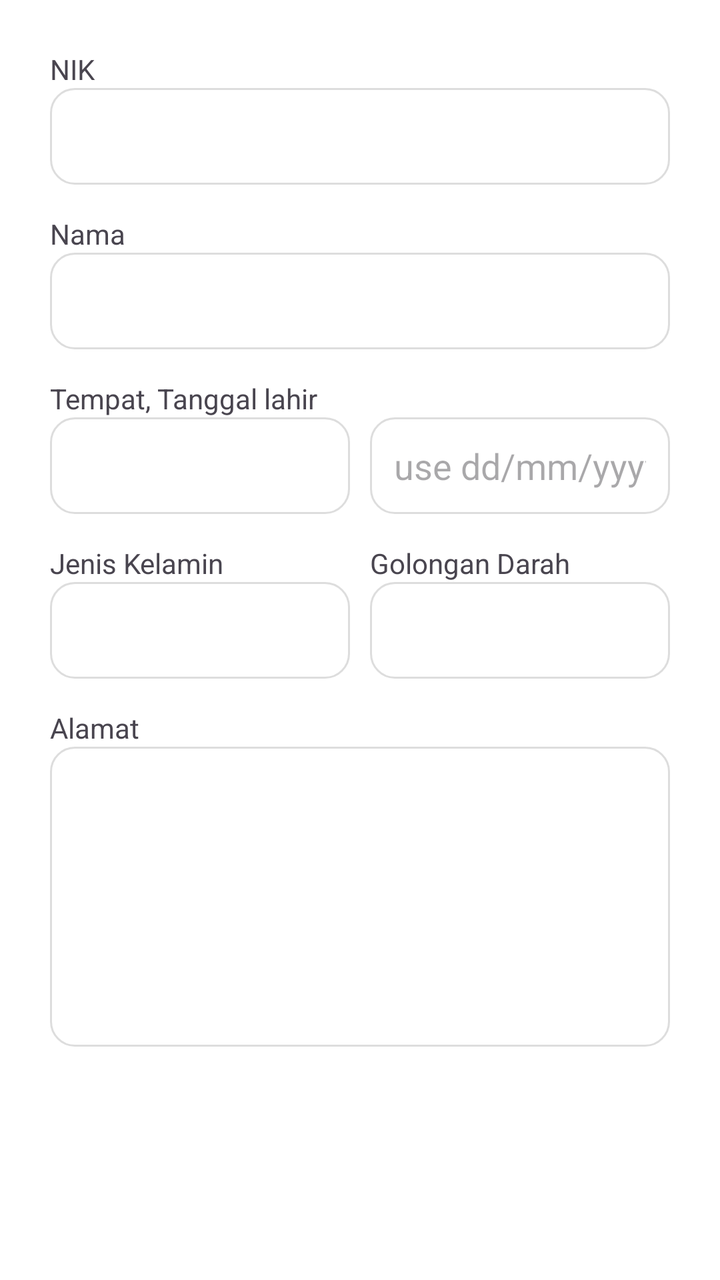
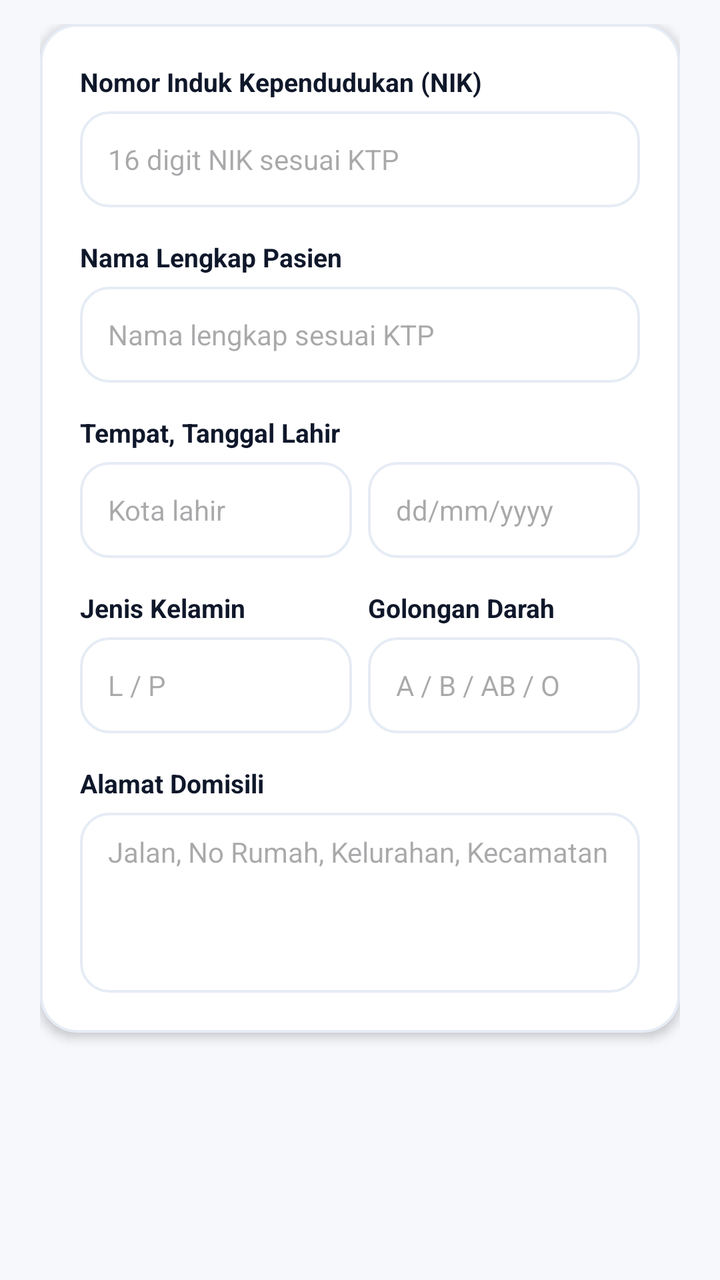

Screens rendered from an Android XML layout before and after an edit, with the pre-edit source and the edit as a unified diff.
<!-- AndroidManifest.xml: application theme Theme.PatientMobileApp -->
<!-- res/layout/fragment_regis1.xml -->
<?xml version="1.0" encoding="utf-8"?>
<androidx.constraintlayout.widget.ConstraintLayout xmlns:android="http://schemas.android.com/apk/res/android"
xmlns:app="http://schemas.android.com/apk/res-auto"
xmlns:tools="http://schemas.android.com/tools"
android:id="@+id/main"
android:layout_width="match_parent"
android:layout_height="match_parent"
android:background="@color/white"
android:padding="25dp"
tools:context=".RegisFragment1">



<LinearLayout
    android:layout_width="match_parent"
    android:layout_height="wrap_content"
    android:orientation="vertical"
    app:layout_constraintEnd_toEndOf="parent"
    app:layout_constraintStart_toStartOf="parent"
    app:layout_constraintTop_toTopOf="parent">

    <TextView
        android:id="@+id/txtnik"
        android:layout_width="match_parent"
        android:layout_height="wrap_content"
        android:text="NIK" />

    <EditText
        android:id="@+id/inputNIK"
        android:layout_width="match_parent"
        android:layout_height="wrap_content"
        android:background="@drawable/form_shape"
        android:ems="10"
        android:layout_marginBottom="15dp"
        android:inputType="text" />

    <TextView
        android:id="@+id/txtnama"
        android:layout_width="match_parent"
        android:layout_height="wrap_content"
        android:text="Nama" />

    <EditText
        android:id="@+id/inputnama"
        android:layout_width="match_parent"
        android:layout_height="wrap_content"
        android:background="@drawable/form_shape"
        android:ems="10"
        android:layout_marginBottom="15dp"
        android:inputType="text" />
    <TextView
        android:id="@+id/txtlahir"
        android:layout_width="match_parent"
        android:layout_height="wrap_content"
        android:text="Tempat, Tanggal lahir" />
    <LinearLayout
        android:orientation="horizontal"
        android:layout_width="wrap_content"
        android:layout_height="wrap_content">
        <EditText
            android:id="@+id/inputtempat"
            android:layout_width="match_parent"
            android:layout_height="wrap_content"
            android:background="@drawable/form_shape"
            android:ems="10"
            android:layout_weight="1"
            android:layout_marginRight="10dp"
            android:layout_marginBottom="15dp"
            android:inputType="textEmailAddress" />

        <EditText
            android:id="@+id/inputtanggal"
            android:layout_width="match_parent"
            android:layout_height="wrap_content"
            android:layout_marginBottom="15dp"
            android:layout_weight="1"
            android:background="@drawable/form_shape"
            android:ems="10"
            android:hint="use dd/mm/yyyy"
            android:inputType="date" />

    </LinearLayout>
    <LinearLayout
        android:layout_marginBottom="15dp"
        android:orientation="horizontal"
        android:layout_width="wrap_content"
        android:layout_height="wrap_content">
        <LinearLayout
            android:layout_marginRight="10dp"
            android:layout_weight="1"
            android:orientation="vertical"
            android:layout_width="wrap_content"
            android:layout_height="wrap_content">
            <TextView
                android:id="@+id/txtkelamin"
                android:layout_width="match_parent"
                android:layout_height="wrap_content"
                android:text="Jenis Kelamin" />
            <EditText
                android:id="@+id/inputkelamin"
                android:layout_width="match_parent"
                android:layout_height="wrap_content"
                android:background="@drawable/form_shape"
                android:ems="10"
                android:inputType="text" />
        </LinearLayout>

        <LinearLayout
            android:layout_weight="1"
            android:orientation="vertical"
            android:layout_width="wrap_content"
            android:layout_height="wrap_content">
            <TextView
                android:id="@+id/txtdarah"
                android:layout_width="match_parent"
                android:layout_height="wrap_content"
                android:text="Golongan Darah" />
            <EditText
                android:id="@+id/inputdarah"
                android:layout_width="match_parent"
                android:layout_height="wrap_content"
                android:background="@drawable/form_shape"
                android:ems="10"
                android:inputType="text" />
        </LinearLayout>

    </LinearLayout>

    <TextView
        android:id="@+id/txtalamat"
        android:layout_width="match_parent"
        android:layout_height="wrap_content"
        android:text="Alamat" />

    <EditText
        android:id="@+id/inputalamat"
        android:layout_width="match_parent"
        android:layout_height="150dp"
        android:background="@drawable/form_shape"
        android:ems="10"
        android:layout_marginBottom="15dp"
        android:inputType="text" />

</LinearLayout>




</androidx.constraintlayout.widget.ConstraintLayout>
<!-- resources referenced by this layout -->
<resources>
  <color name="white">#FFFFFFFF</color>
  <!-- drawable form_shape (drawable) -->
  <?xml version="1.0" encoding="utf-8"?>
  <shape xmlns:android="http://schemas.android.com/apk/res/android"
      android:shape="rectangle">
  
      
      <solid android:color="@android:color/white" />
  
      
      <stroke
          android:width="1dp"
          android:color="#DDDDDD" />
  
      
      <corners android:radius="12dp" />
  
      
      <padding
          android:left="12dp"
          android:top="12dp"
          android:right="12dp"
          android:bottom="12dp" />
  </shape>
  <style name="Theme.PatientMobileApp" parent="Base.Theme.PatientMobileApp" />
  <style name="Base.Theme.PatientMobileApp" parent="Theme.Material3.DayNight.NoActionBar">
          
          <item name="colorPrimary">@color/biruTua</item>
          <item name="actionBarTheme">@style/ThemeOverlay.Material3.ActionBar</item>
          <item name="android:windowBackground">@color/abu</item>
          <item name="android:forceDarkAllowed" tools:targetApi="q">false</item>
      </style>
  <color name="biruTua">#252F4A</color>
  <color name="abu">#F0F4F8</color>
</resources>

<!-- the commit's change to res/layout/fragment_regis1.xml (unified diff, before → after) -->
@@ -1,149 +1,216 @@
 <?xml version="1.0" encoding="utf-8"?>
 <androidx.constraintlayout.widget.ConstraintLayout xmlns:android="http://schemas.android.com/apk/res/android"
-xmlns:app="http://schemas.android.com/apk/res-auto"
-xmlns:tools="http://schemas.android.com/tools"
-android:id="@+id/main"
-android:layout_width="match_parent"
-android:layout_height="match_parent"
-android:background="@color/white"
-android:padding="25dp"
-tools:context=".RegisFragment1">
-
-
-
-<LinearLayout
+    xmlns:app="http://schemas.android.com/apk/res-auto"
+    xmlns:tools="http://schemas.android.com/tools"
+    android:id="@+id/main"
     android:layout_width="match_parent"
-    android:layout_height="wrap_content"
-    android:orientation="vertical"
-    app:layout_constraintEnd_toEndOf="parent"
-    app:layout_constraintStart_toStartOf="parent"
-    app:layout_constraintTop_toTopOf="parent">
-
-    <TextView
-        android:id="@+id/txtnik"
+    android:layout_height="match_parent"
+    android:background="@color/bg_main"
+    tools:context=".RegisFragment1">
+
+    <ScrollView
         android:layout_width="match_parent"
-        android:layout_height="wrap_content"
-        android:text="NIK" />
-
-    <EditText
-        android:id="@+id/inputNIK"
-        android:layout_width="match_parent"
-        android:layout_height="wrap_content"
-        android:background="@drawable/form_shape"
-        android:ems="10"
-        android:layout_marginBottom="15dp"
-        android:inputType="text" />
-
-    <TextView
-        android:id="@+id/txtnama"
-        android:layout_width="match_parent"
-        android:layout_height="wrap_content"
-        android:text="Nama" />
-
-    <EditText
-        android:id="@+id/inputnama"
-        android:layout_width="match_parent"
-        android:layout_height="wrap_content"
-        android:background="@drawable/form_shape"
-        android:ems="10"
-        android:layout_marginBottom="15dp"
-        android:inputType="text" />
-    <TextView
-        android:id="@+id/txtlahir"
-        android:layout_width="match_parent"
-        android:layout_height="wrap_content"
-        android:text="Tempat, Tanggal lahir" />
-    <LinearLayout
-        android:orientation="horizontal"
-        android:layout_width="wrap_content"
-        android:layout_height="wrap_content">
-        <EditText
-            android:id="@+id/inputtempat"
+        android:layout_height="match_parent"
+        android:fillViewport="true"
+        android:overScrollMode="ifContentScrolls"
+        android:scrollbars="none"
+        app:layout_constraintBottom_toBottomOf="parent"
+        app:layout_constraintEnd_toEndOf="parent"
+        app:layout_constraintStart_toStartOf="parent"
+        app:layout_constraintTop_toTopOf="parent">
+
+        <LinearLayout
             android:layout_width="match_parent"
             android:layout_height="wrap_content"
-            android:background="@drawable/form_shape"
-            android:ems="10"
-            android:layout_weight="1"
-            android:layout_marginRight="10dp"
-            android:layout_marginBottom="15dp"
-            android:inputType="textEmailAddress" />
-
-        <EditText
-            android:id="@+id/inputtanggal"
-            android:layout_width="match_parent"
-            android:layout_height="wrap_content"
-            android:layout_marginBottom="15dp"
-            android:layout_weight="1"
-            android:background="@drawable/form_shape"
-            android:ems="10"
-            android:hint="use dd/mm/yyyy"
-            android:inputType="date" />
-
-    </LinearLayout>
-    <LinearLayout
-        android:layout_marginBottom="15dp"
-        android:orientation="horizontal"
-        android:layout_width="wrap_content"
-        android:layout_height="wrap_content">
-        <LinearLayout
-            android:layout_marginRight="10dp"
-            android:layout_weight="1"
             android:orientation="vertical"
-            android:layout_width="wrap_content"
-            android:layout_height="wrap_content">
-            <TextView
-                android:id="@+id/txtkelamin"
+            android:paddingHorizontal="20dp"
+            android:paddingTop="12dp"
+            android:paddingBottom="24dp">
+
+            <LinearLayout
                 android:layout_width="match_parent"
                 android:layout_height="wrap_content"
-                android:text="Jenis Kelamin" />
-            <EditText
-                android:id="@+id/inputkelamin"
-                android:layout_width="match_parent"
-                android:layout_height="wrap_content"
-                android:background="@drawable/form_shape"
-                android:ems="10"
-                android:inputType="text" />
+                android:background="@drawable/shape_bulletin_card"
+                android:elevation="3dp"
+                android:orientation="vertical"
+                android:padding="20dp">
+
+                <TextView
+                    android:id="@+id/txtnik"
+                    android:layout_width="match_parent"
+                    android:layout_height="wrap_content"
+                    android:layout_marginBottom="6dp"
+                    android:text="Nomor Induk Kependudukan (NIK)"
+                    android:textColor="@color/textPrimary"
+                    android:textSize="13sp"
+                    android:textStyle="bold" />
+
+                <EditText
+                    android:id="@+id/inputNIK"
+                    android:layout_width="match_parent"
+                    android:layout_height="48dp"
+                    android:layout_marginBottom="16dp"
+                    android:background="@drawable/shape_header_action_btn"
+                    android:hint="16 digit NIK sesuai KTP"
+                    android:inputType="number"
+                    android:paddingHorizontal="14dp"
+                    android:textColor="@color/textPrimary"
+                    android:textSize="14sp" />
+
+                <TextView
+                    android:id="@+id/txtnama"
+                    android:layout_width="match_parent"
+                    android:layout_height="wrap_content"
+                    android:layout_marginBottom="6dp"
+                    android:text="Nama Lengkap Pasien"
+                    android:textColor="@color/textPrimary"
+                    android:textSize="13sp"
+                    android:textStyle="bold" />
+
+                <EditText
+                    android:id="@+id/inputnama"
+                    android:layout_width="match_parent"
+                    android:layout_height="48dp"
+                    android:layout_marginBottom="16dp"
+                    android:background="@drawable/shape_header_action_btn"
+                    android:hint="Nama lengkap sesuai KTP"
+                    android:inputType="textPersonName"
+                    android:paddingHorizontal="14dp"
+                    android:textColor="@color/textPrimary"
+                    android:textSize="14sp" />
+
+                <TextView
+                    android:id="@+id/txtlahir"
+                    android:layout_width="match_parent"
+                    android:layout_height="wrap_content"
+                    android:layout_marginBottom="6dp"
+                    android:text="Tempat, Tanggal Lahir"
+                    android:textColor="@color/textPrimary"
+                    android:textSize="13sp"
+                    android:textStyle="bold" />
+
+                <LinearLayout
+                    android:layout_width="match_parent"
+                    android:layout_height="wrap_content"
+                    android:layout_marginBottom="16dp"
+                    android:orientation="horizontal">
+
+                    <EditText
+                        android:id="@+id/inputtempat"
+                        android:layout_width="0dp"
+                        android:layout_height="48dp"
+                        android:layout_marginEnd="8dp"
+                        android:layout_weight="1"
+                        android:background="@drawable/shape_header_action_btn"
+                        android:hint="Kota lahir"
+                        android:inputType="text"
+                        android:paddingHorizontal="14dp"
+                        android:textColor="@color/textPrimary"
+                        android:textSize="14sp" />
+
+                    <EditText
+                        android:id="@+id/inputtanggal"
+                        android:layout_width="0dp"
+                        android:layout_height="48dp"
+                        android:layout_weight="1"
+                        android:background="@drawable/shape_header_action_btn"
+                        android:hint="dd/mm/yyyy"
+                        android:inputType="date"
+                        android:paddingHorizontal="14dp"
+                        android:textColor="@color/textPrimary"
+                        android:textSize="14sp" />
+                </LinearLayout>
+
+                <LinearLayout
+                    android:layout_width="match_parent"
+                    android:layout_height="wrap_content"
+                    android:layout_marginBottom="16dp"
+                    android:orientation="horizontal">
+
+                    <LinearLayout
+                        android:layout_width="0dp"
+                        android:layout_height="wrap_content"
+                        android:layout_marginEnd="8dp"
+                        android:layout_weight="1"
+                        android:orientation="vertical">
+
+                        <TextView
+                            android:id="@+id/txtkelamin"
+                            android:layout_width="match_parent"
+                            android:layout_height="wrap_content"
+                            android:layout_marginBottom="6dp"
+                            android:text="Jenis Kelamin"
+                            android:textColor="@color/textPrimary"
+                            android:textSize="13sp"
+                            android:textStyle="bold" />
+
+                        <EditText
+                            android:id="@+id/inputkelamin"
+                            android:layout_width="match_parent"
+                            android:layout_height="48dp"
+                            android:background="@drawable/shape_header_action_btn"
+                            android:hint="L / P"
+                            android:inputType="text"
+                            android:paddingHorizontal="14dp"
+                            android:textColor="@color/textPrimary"
+                            android:textSize="14sp" />
+                    </LinearLayout>
+
+                    <LinearLayout
+                        android:layout_width="0dp"
+                        android:layout_height="wrap_content"
+                        android:layout_weight="1"
+                        android:orientation="vertical">
+
+                        <TextView
+                            android:id="@+id/txtdarah"
+                            android:layout_width="match_parent"
+                            android:layout_height="wrap_content"
+                            android:layout_marginBottom="6dp"
+                            android:text="Golongan Darah"
+                            android:textColor="@color/textPrimary"
+                            android:textSize="13sp"
+                            android:textStyle="bold" />
+
+                        <EditText
+                            android:id="@+id/inputdarah"
+                            android:layout_width="match_parent"
+                            android:layout_height="48dp"
+                            android:background="@drawable/shape_header_action_btn"
+                            android:hint="A / B / AB / O"
+                            android:inputType="text"
+                            android:paddingHorizontal="14dp"
+                            android:textColor="@color/textPrimary"
+                            android:textSize="14sp" />
+                    </LinearLayout>
+                </LinearLayout>
+
+                <TextView
+                    android:id="@+id/txtalamat"
+                    android:layout_width="match_parent"
+                    android:layout_height="wrap_content"
+                    android:layout_marginBottom="6dp"
+                    android:text="Alamat Domisili"
+                    android:textColor="@color/textPrimary"
+                    android:textSize="13sp"
+                    android:textStyle="bold" />
+
+                <EditText
+                    android:id="@+id/inputalamat"
+                    android:layout_width="match_parent"
+                    android:layout_height="90dp"
+                    android:background="@drawable/shape_header_action_btn"
+                    android:gravity="top|start"
+                    android:hint="Jalan, No Rumah, Kelurahan, Kecamatan"
+                    android:inputType="textMultiLine"
+                    android:paddingHorizontal="14dp"
+                    android:paddingVertical="10dp"
+                    android:textColor="@color/textPrimary"
+                    android:textSize="14sp" />
+
+            </LinearLayout>
+
         </LinearLayout>
-
-        <LinearLayout
-            android:layout_weight="1"
-            android:orientation="vertical"
-            android:layout_width="wrap_content"
-            android:layout_height="wrap_content">
-            <TextView
-                android:id="@+id/txtdarah"
-                android:layout_width="match_parent"
-                android:layout_height="wrap_content"
-                android:text="Golongan Darah" />
-            <EditText
-                android:id="@+id/inputdarah"
-                android:layout_width="match_parent"
-                android:layout_height="wrap_content"
-                android:background="@drawable/form_shape"
-                android:ems="10"
-                android:inputType="text" />
-        </LinearLayout>
-
-    </LinearLayout>
-
-    <TextView
-        android:id="@+id/txtalamat"
-        android:layout_width="match_parent"
-        android:layout_height="wrap_content"
-        android:text="Alamat" />
-
-    <EditText
-        android:id="@+id/inputalamat"
-        android:layout_width="match_parent"
-        android:layout_height="150dp"
-        android:background="@drawable/form_shape"
-        android:ems="10"
-        android:layout_marginBottom="15dp"
-        android:inputType="text" />
-
-</LinearLayout>
-
-
-
+    </ScrollView>
 
 </androidx.constraintlayout.widget.ConstraintLayout>
<!-- resource entries referenced after the edit -->
@@ -1,38 +1,46 @@
 <!-- resources referenced by this layout -->
 <resources>
+  <color name="bg_main">#F6F8FC</color>
+  <color name="textPrimary">#0F172A</color>
+  <!-- drawable shape_bulletin_card (drawable) -->
+  <?xml version="1.0" encoding="utf-8"?>
+  <ripple xmlns:android="http://schemas.android.com/apk/res/android"
+      android:color="#152563EB">
+      <item>
+          <shape android:shape="rectangle">
+              <solid android:color="@color/card_bg_pure" />
+              <corners android:radius="18dp" />
+              <stroke
+                  android:width="1.2dp"
+                  android:color="@color/card_stroke" />
+          </shape>
+      </item>
+  </ripple>
+  <!-- drawable shape_header_action_btn (drawable) -->
+  <?xml version="1.0" encoding="utf-8"?>
+  <ripple xmlns:android="http://schemas.android.com/apk/res/android"
+      android:color="#201167FE">
+      <item>
+          <shape android:shape="rectangle">
+              <solid android:color="@color/white" />
+              <corners android:radius="14dp" />
+              <stroke
+                  android:width="1.2dp"
+                  android:color="@color/card_stroke" />
+          </shape>
+      </item>
+  </ripple>
   <color name="white">#FFFFFFFF</color>
-  <!-- drawable form_shape (drawable) -->
-  <?xml version="1.0" encoding="utf-8"?>
-  <shape xmlns:android="http://schemas.android.com/apk/res/android"
-      android:shape="rectangle">
-  
-      
-      <solid android:color="@android:color/white" />
-  
-      
-      <stroke
-          android:width="1dp"
-          android:color="#DDDDDD" />
-  
-      
-      <corners android:radius="12dp" />
-  
-      
-      <padding
-          android:left="12dp"
-          android:top="12dp"
-          android:right="12dp"
-          android:bottom="12dp" />
-  </shape>
   <style name="Theme.PatientMobileApp" parent="Base.Theme.PatientMobileApp" />
+  <color name="card_bg_pure">#FFFFFF</color>
+  <color name="card_stroke">#E6ECF5</color>
   <style name="Base.Theme.PatientMobileApp" parent="Theme.Material3.DayNight.NoActionBar">
           
-          <item name="colorPrimary">@color/biruTua</item>
+          <item name="colorPrimary">@color/biruNeon</item>
           <item name="actionBarTheme">@style/ThemeOverlay.Material3.ActionBar</item>
-          <item name="android:windowBackground">@color/abu</item>
+          <item name="android:windowBackground">@color/bg_main</item>
           <item name="android:forceDarkAllowed" tools:targetApi="q">false</item>
       </style>
-  <color name="biruTua">#252F4A</color>
-  <color name="abu">#F0F4F8</color>
+  <color name="biruNeon">#1167FE</color>
 </resources>
 
